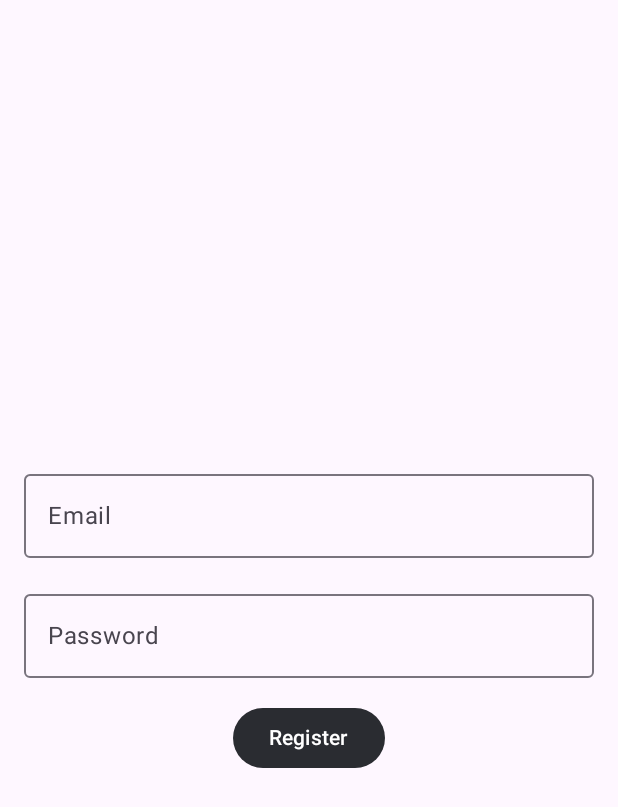
After one commit to 30Bunny/Group9_MAPD721, an Android app built with Jetpack Compose: the RegisterActivity screen opened directly, with no data from a screen before it, on a phone screen of 412 x 824 dp. The commit adds this screen. Shown: the top 807 px of the screen. Run offline under Robolectric (Android 15) with nearby library versions, the phone set to English and light mode, and no system bars; our stand-ins replace Firebase (no records; nobody signed in at launch, a user with empty details on screens opened directly).

Commit message:
added firebase

```diff
--- a/app/build.gradle.kts
+++ b/app/build.gradle.kts
@@ -1,6 +1,7 @@
 plugins {
     id("com.android.application")
     id("org.jetbrains.kotlin.android")
+    id("com.google.gms.google-services")
 }
 
 android {
@@ -59,6 +60,7 @@ dependencies {
     implementation("androidx.compose.ui:ui-graphics")
     implementation("androidx.compose.ui:ui-tooling-preview")
     implementation("androidx.compose.material3:material3")
+    implementation("com.google.firebase:firebase-auth-ktx:22.3.1")
     testImplementation("junit:junit:4.13.2")
     androidTestImplementation("androidx.test.ext:junit:1.1.5")
     androidTestImplementation("androidx.test.espresso:espresso-core:3.5.1")
@@ -68,5 +70,6 @@ dependencies {
     debugImplementation("androidx.compose.ui:ui-test-manifest")
     implementation("androidx.navigation:navigation-compose:2.7.7")
     implementation("io.coil-kt:coil-compose:2.0.0-rc01")
+    implementation(platform("com.google.firebase:firebase-bom:32.8.0"))
 
 }
--- a/app/src/main/AndroidManifest.xml
+++ b/app/src/main/AndroidManifest.xml
@@ -26,6 +26,8 @@
         </activity>
 
         <activity android:name=".screen.HotelDetailActivity"/>
+        <activity android:name=".screen.BookingDetailActivity"/>
+        <activity android:name=".screen.RegisterActivity"/>
     </application>
 
 </manifest>
--- a/app/src/main/java/com/mapd/group9_mapd721/screen/HotelDetailActivity.kt
+++ b/app/src/main/java/com/mapd/group9_mapd721/screen/HotelDetailActivity.kt
@@ -2,6 +2,7 @@ package com.mapd.group9_mapd721.screen
 
 import android.annotation.SuppressLint
 import android.app.Activity
+import android.content.Intent
 import android.os.Bundle
 import androidx.activity.ComponentActivity
 import androidx.activity.compose.setContent
@@ -100,6 +101,7 @@ class HotelDetailActivity : ComponentActivity() {
 @OptIn(ExperimentalMaterial3Api::class)
 fun HotelDetailView(modifier: Modifier = Modifier) {
     val scrollState = rememberScrollState()
+    val context = LocalContext.current
     val activity = (LocalContext.current as? Activity)
     Scaffold(
         topBar = {
@@ -146,7 +148,9 @@ fun HotelDetailView(modifier: Modifier = Modifier) {
                     }
                     Spacer(modifier = Modifier.width(24.dp))
                     Button(
-                        onClick = {},
+                        onClick = {
+                            context.startActivity(Intent(context, BookingDetailActivity::class.java))
+                        },
                         colors = ButtonDefaults.buttonColors(containerColor = PrimaryColor),
                         elevation = ButtonDefaults.buttonElevation(
                             defaultElevation = 8.dp,
--- /dev/null
+++ b/app/src/main/java/com/mapd/group9_mapd721/screen/RegisterActivity.kt
@@ -0,0 +1,147 @@
+package com.mapd.group9_mapd721.screen
+
+import android.content.Context
+import android.os.Bundle
+import androidx.activity.ComponentActivity
+import androidx.activity.compose.setContent
+import androidx.compose.foundation.layout.*
+import androidx.compose.foundation.text.KeyboardActions
+import androidx.compose.foundation.text.KeyboardOptions
+import androidx.compose.material3.Button
+import androidx.compose.material3.CircularProgressIndicator
+import androidx.compose.material3.MaterialTheme
+import androidx.compose.material3.OutlinedTextField
+import androidx.compose.material3.Surface
+import androidx.compose.material3.Text
+import androidx.compose.runtime.*
+import androidx.compose.ui.Alignment
+import androidx.compose.ui.Modifier
+import androidx.compose.ui.graphics.Color
+import androidx.compose.ui.platform.LocalContext
+import androidx.compose.ui.text.input.ImeAction
+import androidx.compose.ui.text.input.KeyboardType
+import androidx.compose.ui.text.input.PasswordVisualTransformation
+import androidx.compose.ui.tooling.preview.Preview
+import androidx.compose.ui.unit.dp
+import com.google.firebase.auth.FirebaseAuth
+import com.mapd.group9_mapd721.ui.theme.Group9_MAPD721Theme
+import kotlinx.coroutines.launch
+import kotlinx.coroutines.tasks.await
+
+class RegisterActivity : ComponentActivity() {
+    override fun onCreate(savedInstanceState: Bundle?) {
+        super.onCreate(savedInstanceState)
+        setContent {
+            Group9_MAPD721Theme {
+                // A surface container using the 'background' color from the theme
+                Surface(
+                    modifier = Modifier.fillMaxSize(),
+                    color = MaterialTheme.colorScheme.background
+                ) {
+                    RegisterScreen()
+                }
+            }
+        }
+    }
+}
+
+@Composable
+fun RegisterScreen() {
+    var email by remember { mutableStateOf("") }
+    var password by remember { mutableStateOf("") }
+    var isLoading by remember { mutableStateOf(false) }
+    var isError by remember { mutableStateOf(false) }
+
+    val scope = rememberCoroutineScope()
+    val context = LocalContext.current
+
+    Column(
+        modifier = Modifier
+            .fillMaxSize()
+            .padding(16.dp),
+        horizontalAlignment = Alignment.CenterHorizontally,
+        verticalArrangement = Arrangement.Center
+    ) {
+        OutlinedTextField(
+            value = email,
+            onValueChange = { email = it },
+            label = { Text("Email") },
+            singleLine = true,
+            keyboardOptions = KeyboardOptions(
+                keyboardType = KeyboardType.Email,
+                imeAction = ImeAction.Next
+            ),
+            keyboardActions = KeyboardActions(
+                onNext = { /* Move focus to next field */ }
+            ),
+            modifier = Modifier
+                .fillMaxWidth()
+                .padding(bottom = 16.dp)
+        )
+
+        OutlinedTextField(
+            value = password,
+            onValueChange = { password = it },
+            label = { Text("Password") },
+            singleLine = true,
+            visualTransformation = PasswordVisualTransformation(),
+            keyboardOptions = KeyboardOptions(
+                keyboardType = KeyboardType.Password,
+                imeAction = ImeAction.Done
+            ),
+            keyboardActions = KeyboardActions(
+                onDone = {
+                    scope.launch {
+                        registerUser(context, email, password, setLoading = { isLoading = it }, setError = { isError = it })
+                    }
+                }
+            ),
+            modifier = Modifier.fillMaxWidth()
+        )
+
+        Spacer(modifier = Modifier.height(16.dp))
+
+        Button(
+            onClick = {
+                scope.launch {
+                    registerUser(context, email, password, setLoading = { isLoading = it }, setError = { isError = it })
+                }
+            },
+            enabled = !isLoading
+        ) {
+            if (isLoading) {
+                CircularProgressIndicator(color = Color.White)
+            } else {
+                Text("Register")
+            }
+        }
+
+        if (isError) {
+            Text(
+                text = "Registration failed",
+                color = Color.Red,
+                modifier = Modifier.padding(top = 8.dp)
+            )
+        }
+    }
+}
+
+suspend fun registerUser(context: Context, email: String, password: String, setLoading: (Boolean) -> Unit, setError: (Boolean) -> Unit) {
+    setLoading(true)
+    try {
+        FirebaseAuth.getInstance().createUserWithEmailAndPassword(email, password).await()
+        // Registration successful
+        setLoading(false)
+        // Navigate to next screen or show a success message
+    } catch (e: Exception) {
+        // Registration failed
+        setError(true)
+        setLoading(false)
+    }
+}
+
+@Preview
+@Composable
+fun PreviewRegisterScreen() {
+    RegisterScreen()
+}
--- a/build.gradle.kts
+++ b/build.gradle.kts
@@ -2,4 +2,5 @@
 plugins {
     id("com.android.application") version "8.2.2" apply false
     id("org.jetbrains.kotlin.android") version "1.9.0" apply false
+    id("com.google.gms.google-services") version "4.4.1" apply false
 }
```
Also changed, not shown: app/src/main/java/com/mapd/group9_mapd721/screen/BookingDetailActivity.kt (added, +123 -0 lines), 1 other file.
